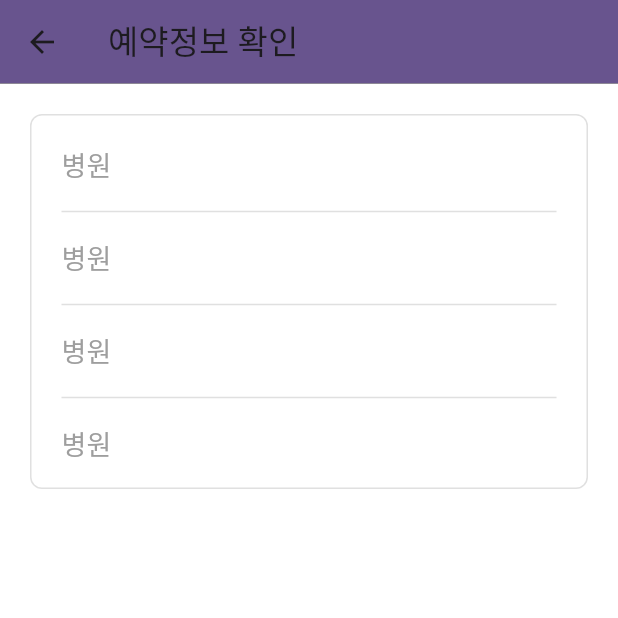
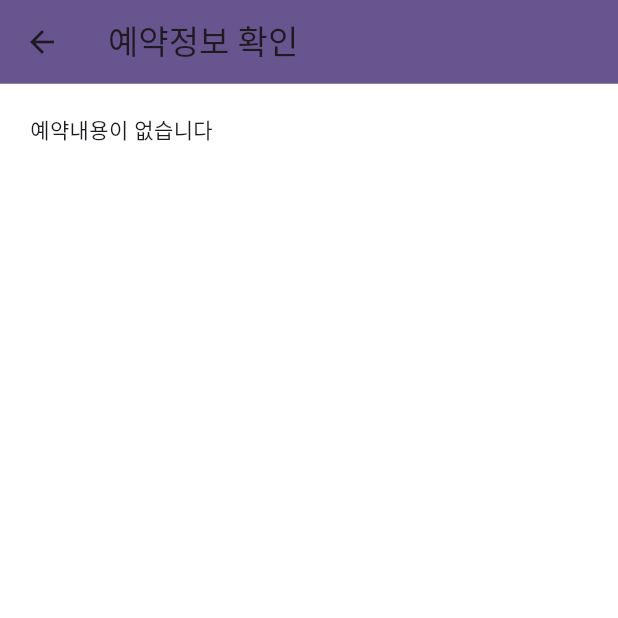
Before and after one commit to jhrchicken/DoctorViewApp, a Flutter app: the ReserveListUser screen opened directly, on a phone screen of 412 x 824 dp, the top half of it. Run offline on Flutter 3.47's test engine with Material 3 defaults, Android fonts, the light colour scheme and no system bars; accounts and stored records are empty; Roboto replaces fonts that are missing (Pretendard).

Commit message:
Feat: user 예약리스트

```diff
--- a/lib/providers/reserve_provider.dart
+++ b/lib/providers/reserve_provider.dart
@@ -9,23 +9,26 @@ class ReserveProvider extends ChangeNotifier {
   final List<Reserve> _reserveList = [
     Reserve(
       reserveIdx: 1,
-      hospname: 'hospital1',
-      username: 'dayeong',
+      hospname: '엠플러스의원',
+      doctorname: '박애플',
+      username: '부다영',
       tel: '010-2084-0204',
       rrn: '021209-4000000',
       address: '서울특별시',
       postdate: DateTime(2024, 10, 11),
       posttime: '11:00',
-      doctorname: '이잠만',
       alarm: 'T',
       review: 'F',
       hide: 'F',
+      user_ref: 'dayeong',
+      hosp_ref: 'hospital1',
       cancel: 'F',
     )
   ];
 
   // 예약 전체 목록
   List<Reserve> get reserveList => _reserveList;
+
 
   // 예약 추가
   void insertReserve(Reserve reserve) {
@@ -34,4 +37,21 @@ class ReserveProvider extends ChangeNotifier {
     notifyListeners();
   }
 
+  // 예약 목록
+  List<Reserve>? listReserve(String userRef) {
+    List<Reserve> listResult = _reserveList.where((reserve) => reserve.user_ref == userRef).toList();
+    return listResult.isNotEmpty ? listResult : null;
+  }
+
+  // 예약 내역 (1개)
+  Reserve? selectReserve(int reserveIdx) {
+    try {
+      return _reserveList.firstWhere((reserve) => reserve.reserveIdx == reserveIdx);
+    }
+    catch (e) {
+      return null;
+    }
+  }
+
+
 }
--- a/lib/screens/mypage/reserve/reserve_list_user.dart
+++ b/lib/screens/mypage/reserve/reserve_list_user.dart
@@ -2,9 +2,11 @@ import 'package:doctorviewapp/header.dart';
 import 'package:doctorviewapp/models/doctor.dart';
 import 'package:doctorviewapp/providers/doctor_provider.dart';
 import 'package:doctorviewapp/providers/member_provider.dart';
+import 'package:doctorviewapp/providers/reserve_provider.dart';
 import 'package:doctorviewapp/screens/doctor/doctor_view_screen.dart';
 import 'package:doctorviewapp/theme/colors.dart';
 import 'package:doctorviewapp/widgets/member/edit_button.dart';
+import 'package:doctorviewapp/widgets/member/reserve_item.dart';
 import 'package:doctorviewapp/widgets/reserve/reserve_check_text_widget.dart';
 import 'package:flutter/material.dart';
 import 'package:provider/provider.dart';
@@ -20,7 +22,9 @@ class _ReserveListUserState extends State<ReserveListUser> {
   @override
   Widget build(BuildContext context) {
     final memberProvider = Provider.of<MemberProvider>(context);
+    final reserveProvider = Provider.of<ReserveProvider>(context);
     final loginMember = memberProvider.loginMember;
+    final reserveList = reserveProvider.listReserve(loginMember!.id);
 
     return Scaffold(
       // 헤더
@@ -32,47 +36,30 @@ class _ReserveListUserState extends State<ReserveListUser> {
             mainAxisSize: MainAxisSize.min,
             crossAxisAlignment: CrossAxisAlignment.start,
             children: [
-              Container(
-                width: double.infinity,
-                height: 250,
-                decoration: BoxDecoration(
-                  color: Colors.white,
-                  border: Border.all(color: Colors.grey[300]!, width: 1.0),
-                  borderRadius: BorderRadius.circular(8),
+              if (reserveProvider.listReserve(loginMember.id) == null) ...[
+                const Text('예약내용이 없습니다'),
+              ]
+              else ... [
+                // const ReserveItem()
+                ListView.builder(
+                  shrinkWrap: true,
+                  physics: const NeverScrollableScrollPhysics(),
+                  itemCount: reserveList!.length,
+                  itemBuilder: (context, index) {
+                    final reserve = reserveList[index];
+                    return Column(
+                      children: [
+                        ReserveItem(
+                          reserveIdx: reserve.reserveIdx,
+                        ),
+                        if (index < reserveList.length - 1)
+                          const SizedBox(height: 10),
+                      ],
+                    );
+                  },
                 ),
-                child: Padding(
-                  padding: const EdgeInsets.all(20),
-                  child: Column(
-                    mainAxisAlignment: MainAxisAlignment.center,
-                    children:[
+              ]
 
-                      const ReserveCheckTextWidget(title: '병원', content: '',),
-                      const SizedBox(height: 10),
-                      Divider(
-                        color: Colors.grey[300],
-                        thickness: 1.0
-                      ),
-                      const SizedBox(height: 10),
-                      const ReserveCheckTextWidget(title: '병원', content: '',),
-                      const SizedBox(height: 10),
-                      Divider(
-                        color: Colors.grey[300],
-                        thickness: 1.0
-                      ),
-                      const SizedBox(height: 10),
-                      const ReserveCheckTextWidget(title: '병원', content: '',),
-                      const SizedBox(height: 10),
-                      Divider(
-                        color: Colors.grey[300],
-                        thickness: 1.0
-                      ),
-                      const SizedBox(height: 10),
-                      const ReserveCheckTextWidget(title: '병원', content: '',),
-
-                    ]
-                  ),
-                )
-              ),
 
             ],
           ),
--- a/lib/widgets/reserve/reserve_check_text_widget.dart
+++ b/lib/widgets/reserve/reserve_check_text_widget.dart
@@ -1,3 +1,4 @@
+import 'package:doctorviewapp/theme/colors.dart';
 import 'package:flutter/material.dart';
 
 class ReserveCheckTextWidget extends StatefulWidget {
@@ -23,11 +24,11 @@ class _ReserveCheckTextWidgetState extends State<ReserveCheckTextWidget> {
           width: 40,
           child: Text(
             widget.title,
-            style: TextStyle(
+            style: const TextStyle(
               fontSize: 18,
               letterSpacing: 0.1,
               fontWeight: FontWeight.w500,
-              color: Colors.grey[500],
+              color: pointColor2,
             ),
           ),
         ),
```
Also changed, not shown: lib/screens/mypage/mypage_screen.dart (+7 -5 lines), lib/widgets/member/reserve_item.dart (+72 -2 lines).
